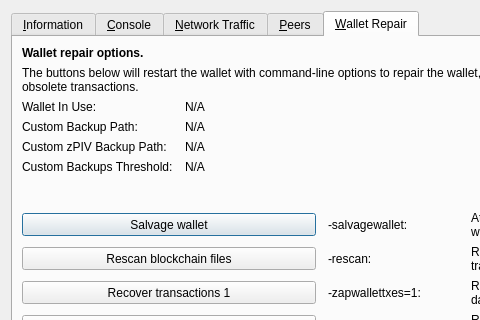
Old version of the form src/qt/forms/rpcconsole.ui in the repository stakecube/stakecubecoin-archive; both pictures show x 0 to 480 and y 0 to 320 of the 769 by 496 pixel window.
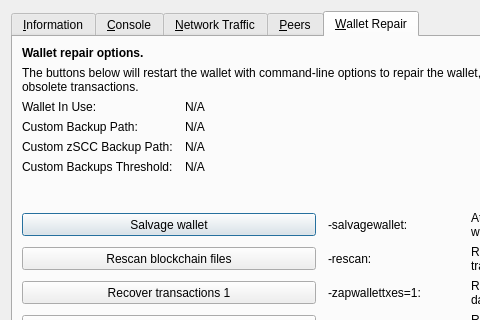
New version of the form. The open tabs and pages were chosen to show the change. Icons and pictures are not drawn. Custom widgets are drawn as their Qt base class.

Patch:
```diff
--- a/src/qt/forms/rpcconsole.ui
+++ b/src/qt/forms/rpcconsole.ui
@@ -1333,7 +1333,7 @@
           <bool>false</bool>
          </property>
          <property name="text">
-          <string>Custom zPIV Backup Path:</string>
+          <string>Custom zSCC Backup Path:</string>
          </property>
         </widget>
        </item>
```
Left out of the diff: 4 changed lines with no effect on the pictures.
